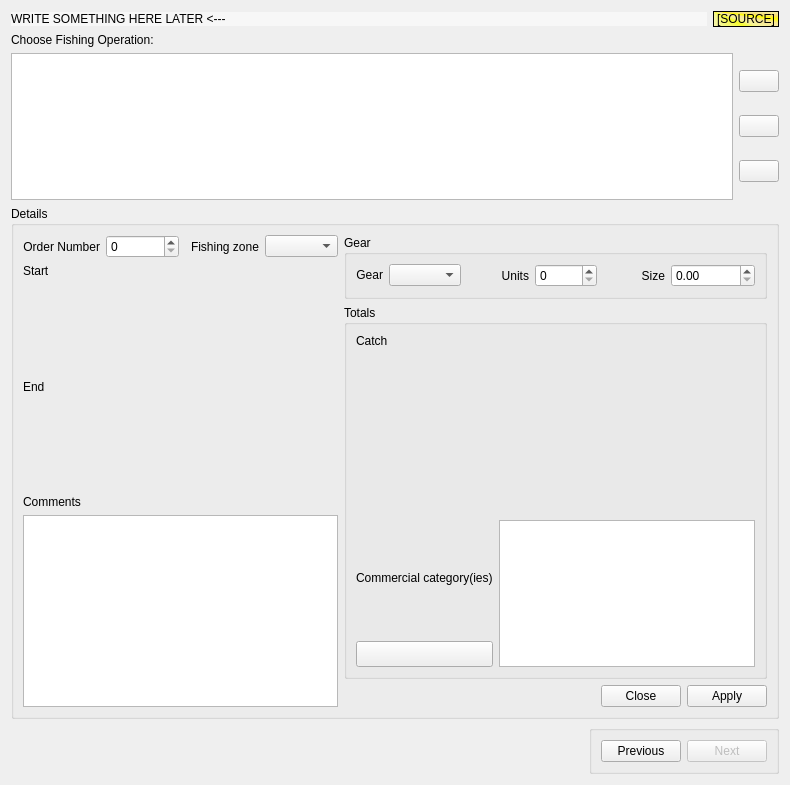
doublebyte1/faocas_qc, file app_solution/app_new/frmoperation.ui: the form before one commit.
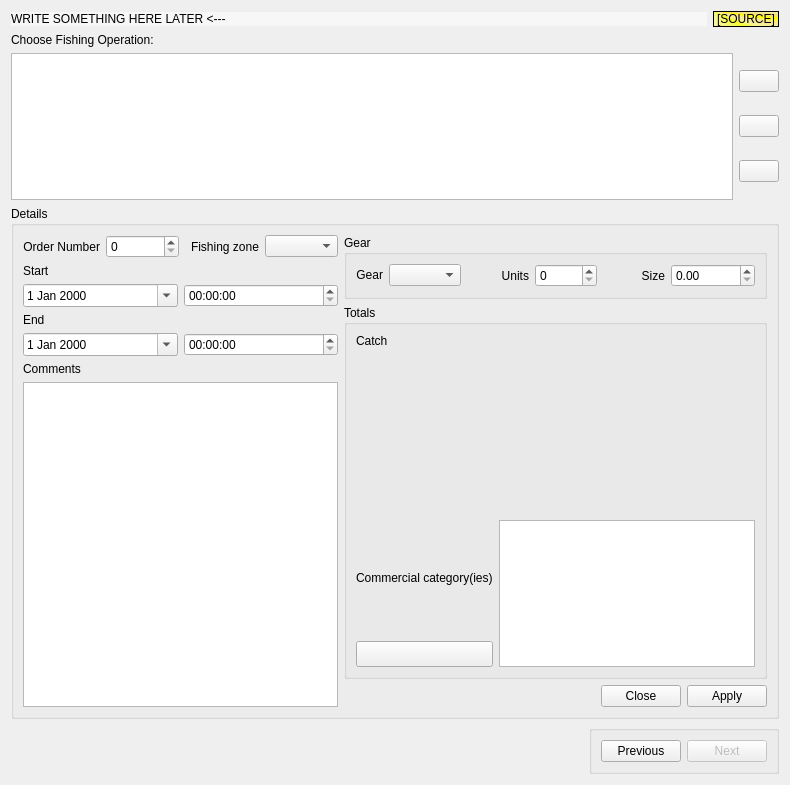
The form after the commit. Icons and pictures are not drawn. Custom widgets are drawn as their Qt base class.

Commit message: - Refactored class frmOperation to comply with the new date structure, and with the PostgeSQL standards;

The edit to the form file:
```diff
--- a/app_solution/app_new/frmoperation.ui
+++ b/app_solution/app_new/frmoperation.ui
@@ -198,11 +198,11 @@
      <property name="title">
       <string>Details</string>
      </property>
-     <layout class="QHBoxLayout" name="horizontalLayout_6">
-      <item>
+     <layout class="QGridLayout" name="gridLayout">
+      <item row="0" column="0">
        <layout class="QVBoxLayout" name="verticalLayout_4">
         <item>
-         <layout class="QHBoxLayout" name="horizontalLayout_5">
+         <layout class="QHBoxLayout" name="horizontalLayout_7">
           <item>
            <widget class="QLabel" name="label_3">
             <property name="text">
@@ -253,12 +253,23 @@
            <string>Start</string>
           </property>
           <property name="buddy">
-           <cstring>customDtStart</cstring>
+           <cstring>dtStart</cstring>
           </property>
          </widget>
         </item>
         <item>
-         <widget class="CustomTimeCtrl" name="customDtStart"/>
+         <layout class="QHBoxLayout" name="horizontalLayout_5">
+          <item>
+           <widget class="QDateEdit" name="dtStart">
+            <property name="calendarPopup">
+             <bool>true</bool>
+            </property>
+           </widget>
+          </item>
+          <item>
+           <widget class="QTimeEdit" name="timeStart"/>
+          </item>
+         </layout>
         </item>
         <item>
          <widget class="QLabel" name="label_2">
@@ -272,12 +283,23 @@
            <string>End</string>
           </property>
           <property name="buddy">
-           <cstring>customDtEnd</cstring>
+           <cstring>dtEnd</cstring>
           </property>
          </widget>
         </item>
         <item>
-         <widget class="CustomTimeCtrl" name="customDtEnd"/>
+         <layout class="QHBoxLayout" name="horizontalLayout_6">
+          <item>
+           <widget class="QDateEdit" name="dtEnd">
+            <property name="calendarPopup">
+             <bool>true</bool>
+            </property>
+           </widget>
+          </item>
+          <item>
+           <widget class="QTimeEdit" name="timeEnd"/>
+          </item>
+         </layout>
         </item>
         <item>
          <widget class="QLabel" name="label_8">
@@ -310,7 +332,7 @@
         </item>
        </layout>
       </item>
-      <item>
+      <item row="0" column="1">
        <layout class="QVBoxLayout" name="verticalLayout_6">
         <item>
          <widget class="QGroupBox" name="groupGear">
@@ -587,11 +609,6 @@
    <extends>QWidget</extends>
    <header>catchinputctrl.h</header>
   </customwidget>
-  <customwidget>
-   <class>CustomTimeCtrl</class>
-   <extends>QWidget</extends>
-   <header>customtimectrl.h</header>
-  </customwidget>
  </customwidgets>
  <tabstops>
   <tabstop>tableView</tabstop>
```
Left out of the diff: 2 changed lines with no effect on the pictures. The commit also changes 4 other files.
